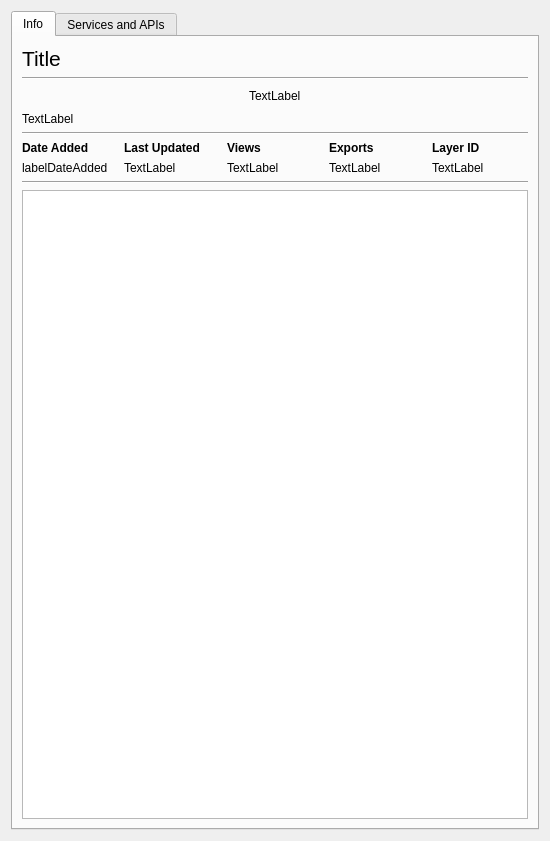
Qt form koordinatesexplorer/ui/datasetdialog.ui (koordinates/koordinates-qgis-plugin) before a commit.
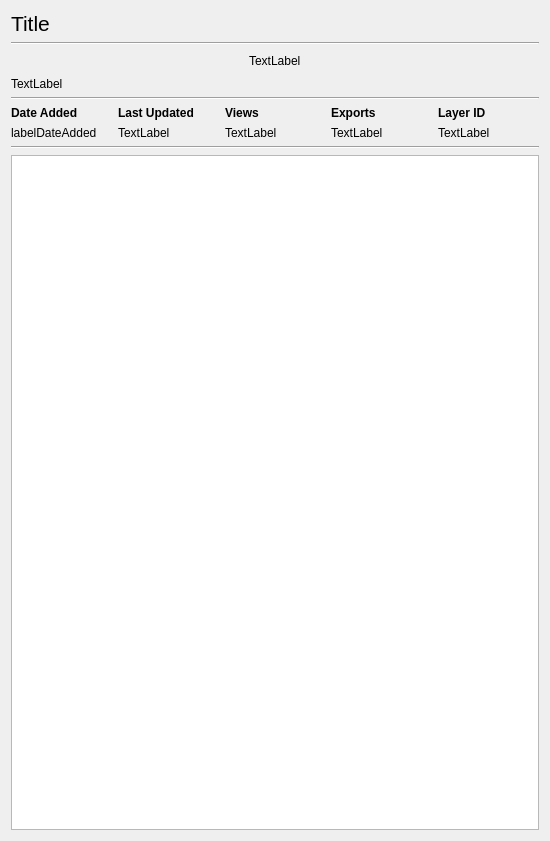
The same form after that commit.

Commit message: Card redesign progress

Patch:
```diff
--- a/koordinatesexplorer/ui/datasetdialog.ui
+++ b/koordinatesexplorer/ui/datasetdialog.ui
@@ -15,16 +15,6 @@
   </property>
   <layout class="QVBoxLayout" name="verticalLayout">
    <item>
-    <widget class="QTabWidget" name="tabWidget">
-     <property name="currentIndex">
-      <number>0</number>
-     </property>
-     <widget class="QWidget" name="tab_3">
-      <attribute name="title">
-       <string>Info</string>
-      </attribute>
-      <layout class="QVBoxLayout" name="verticalLayout_5">
-       <item>
         <widget class="QLabel" name="labelTitle">
          <property name="font">
           <font>
@@ -100,7 +90,6 @@
           <widget class="QLabel" name="label_8">
            <property name="font">
             <font>
-             <weight>75</weight>
              <bold>true</bold>
             </font>
            </property>
@@ -113,7 +102,6 @@
           <widget class="QLabel" name="label_9">
            <property name="font">
             <font>
-             <weight>75</weight>
              <bold>true</bold>
             </font>
            </property>
@@ -126,7 +114,6 @@
           <widget class="QLabel" name="label_10">
            <property name="font">
             <font>
-             <weight>75</weight>
              <bold>true</bold>
             </font>
            </property>
@@ -139,7 +126,6 @@
           <widget class="QLabel" name="label_11">
            <property name="font">
             <font>
-             <weight>75</weight>
              <bold>true</bold>
             </font>
            </property>
@@ -152,7 +138,6 @@
           <widget class="QLabel" name="label_12">
            <property name="font">
             <font>
-             <weight>75</weight>
              <bold>true</bold>
             </font>
            </property>
@@ -213,15 +198,6 @@
          <property name="openLinks">
           <bool>true</bool>
          </property>
-        </widget>
-       </item>
-      </layout>
-     </widget>
-     <widget class="QWidget" name="tab_4">
-      <attribute name="title">
-       <string>Services and APIs</string>
-      </attribute>
-     </widget>
     </widget>
    </item>
   </layout>
```
Lines whose indentation alone changed are shown as unchanged. The commit also changes 2 other files.
